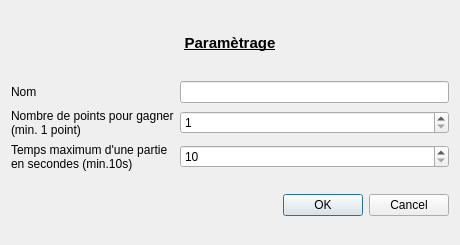
The window that parametrage.ui (samuelhentrics/Chifoumi) describes before a commit, drawn with Qt 5.
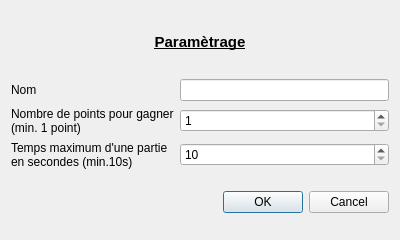
The same window after the commit.

Diff of the .ui file:
```diff
--- a/parametrage.ui
+++ b/parametrage.ui
@@ -6,10 +6,22 @@
    <rect>
     <x>0</x>
     <y>0</y>
-    <width>460</width>
-    <height>245</height>
+    <width>400</width>
+    <height>240</height>
    </rect>
   </property>
+  <property name="minimumSize">
+   <size>
+    <width>400</width>
+    <height>240</height>
+   </size>
+  </property>
+  <property name="maximumSize">
+   <size>
+    <width>400</width>
+    <height>240</height>
+   </size>
+  </property>
   <property name="windowTitle">
    <string>Paramètrage du jeu</string>
   </property>
@@ -25,6 +37,7 @@
      <property name="font">
       <font>
        <pointsize>11</pointsize>
+       <weight>75</weight>
        <bold>true</bold>
        <underline>true</underline>
       </font>
```
